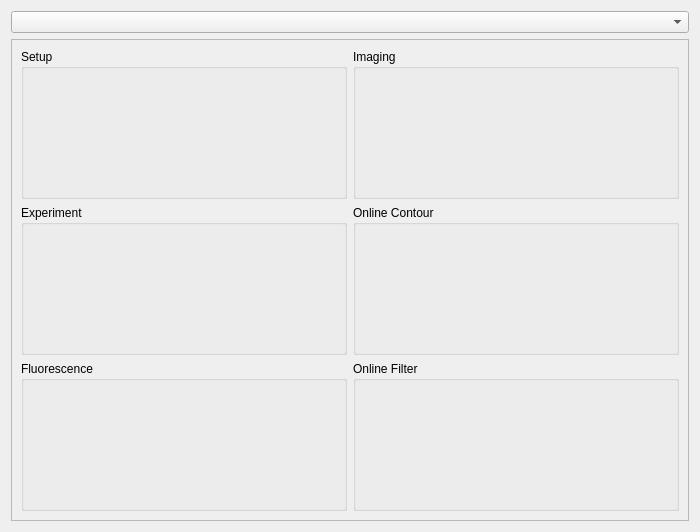
Qt form shapeout2/gui/analysis/ana_meta.ui (ZELLMECHANIK-DRESDEN/ShapeOut2) before a commit.
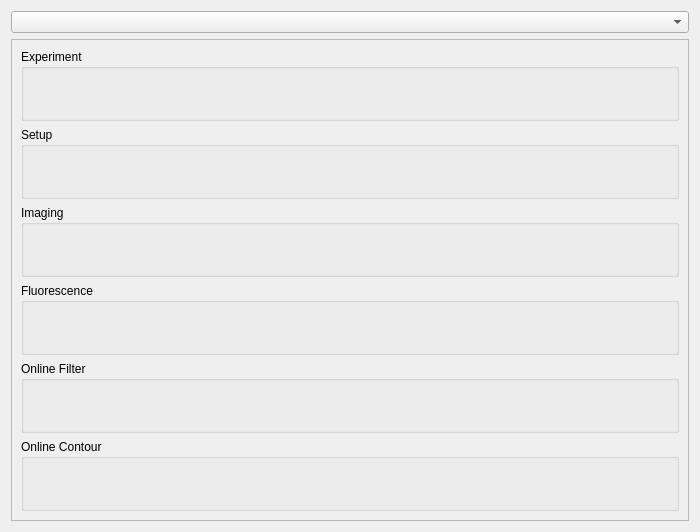
The same form after that commit.

Commit message: pretty-print meta data

```diff
--- a/shapeout2/gui/analysis/ana_meta.ui
+++ b/shapeout2/gui/analysis/ana_meta.ui
@@ -33,16 +33,6 @@
       </property>
       <layout class="QGridLayout" name="gridLayout_2">
        <item row="0" column="0">
-        <layout class="QGridLayout" name="gridLayout">
-         <item row="0" column="0">
-          <widget class="QGroupBox" name="groupBox_setup">
-           <property name="title">
-            <string>Setup</string>
-           </property>
-           <layout class="QVBoxLayout" name="verticalLayout_2"/>
-          </widget>
-         </item>
-         <item row="1" column="0">
           <widget class="QGroupBox" name="groupBox_experiment">
            <property name="title">
             <string>Experiment</string>
@@ -50,23 +40,7 @@
            <layout class="QVBoxLayout" name="verticalLayout"/>
           </widget>
          </item>
-         <item row="0" column="1">
-          <widget class="QGroupBox" name="groupBox_imaging">
-           <property name="title">
-            <string>Imaging</string>
-           </property>
-           <layout class="QVBoxLayout" name="verticalLayout_3"/>
-          </widget>
-         </item>
-         <item row="1" column="1">
-          <widget class="QGroupBox" name="groupBox_online_contour">
-           <property name="title">
-            <string>Online Contour</string>
-           </property>
-           <layout class="QVBoxLayout" name="verticalLayout_6"/>
-          </widget>
-         </item>
-         <item row="2" column="0">
+       <item row="3" column="0">
           <widget class="QGroupBox" name="groupBox_fluorescence">
            <property name="title">
             <string>Fluorescence</string>
@@ -74,7 +48,15 @@
            <layout class="QVBoxLayout" name="verticalLayout_4"/>
           </widget>
          </item>
-         <item row="2" column="1">
+       <item row="2" column="0">
+        <widget class="QGroupBox" name="groupBox_imaging">
+         <property name="title">
+          <string>Imaging</string>
+         </property>
+         <layout class="QVBoxLayout" name="verticalLayout_3"/>
+        </widget>
+       </item>
+       <item row="4" column="0">
           <widget class="QGroupBox" name="groupBox_online_filter">
            <property name="title">
             <string>Online Filter</string>
@@ -85,7 +67,21 @@
            <layout class="QVBoxLayout" name="verticalLayout_5"/>
           </widget>
          </item>
-        </layout>
+       <item row="1" column="0">
+        <widget class="QGroupBox" name="groupBox_setup">
+         <property name="title">
+          <string>Setup</string>
+         </property>
+         <layout class="QVBoxLayout" name="verticalLayout_2"/>
+        </widget>
+       </item>
+       <item row="5" column="0">
+        <widget class="QGroupBox" name="groupBox_online_contour">
+         <property name="title">
+          <string>Online Contour</string>
+         </property>
+         <layout class="QVBoxLayout" name="verticalLayout_6"/>
+        </widget>
        </item>
       </layout>
      </widget>
```
Lines whose indentation alone changed are shown as unchanged. The commit also changes 1 other file.
